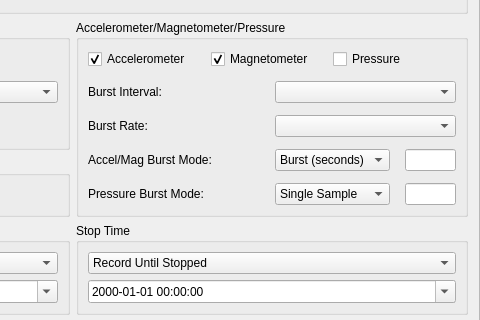
Above: gui/designer_files/setup.ui from LowellInstruments/Domino before the change; both pictures show x 302 to 782 and y 158 to 478 of the 782 by 574 pixel window. Below: the same form after it.
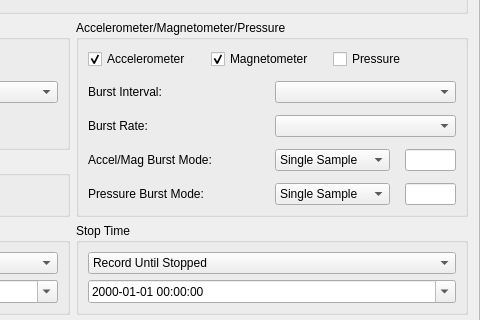
That is the form after the change. Icons and pictures are not drawn.

Commit message: allow single sample for orient

```diff
--- a/gui/designer_files/setup.ui
+++ b/gui/designer_files/setup.ui
@@ -496,6 +496,11 @@
         </property>
         <item>
          <widget class="QComboBox" name="comboBox_accel_mag_burst">
+          <item>
+           <property name="text">
+            <string>Single Sample</string>
+           </property>
+          </item>
           <item>
            <property name="text">
             <string>Burst (seconds)</string>
```
The commit also changes 3 other files.
